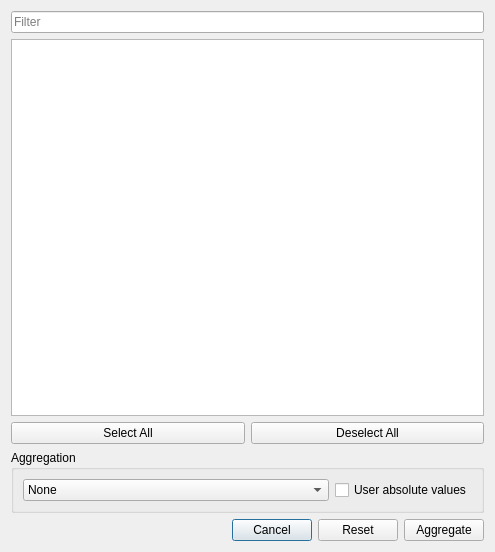
Old version of the form src/modelinspector/aggregationdialog.ui in the repository GAMS-dev/gams-mii.
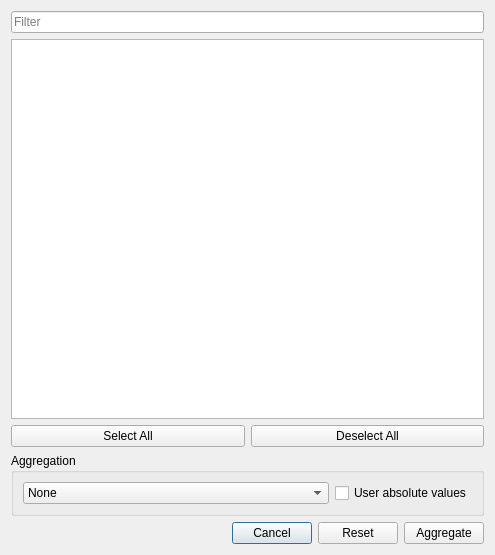
New version of the form.

What changed in the file:
```diff
--- a/src/modelinspector/aggregationdialog.ui
+++ b/src/modelinspector/aggregationdialog.ui
@@ -7,7 +7,7 @@
     <x>0</x>
     <y>0</y>
     <width>495</width>
-    <height>552</height>
+    <height>555</height>
    </rect>
   </property>
   <property name="windowTitle">
```
